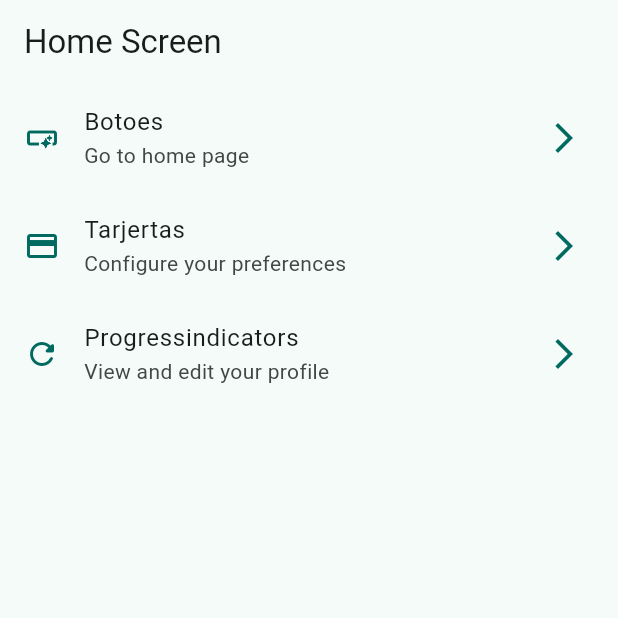
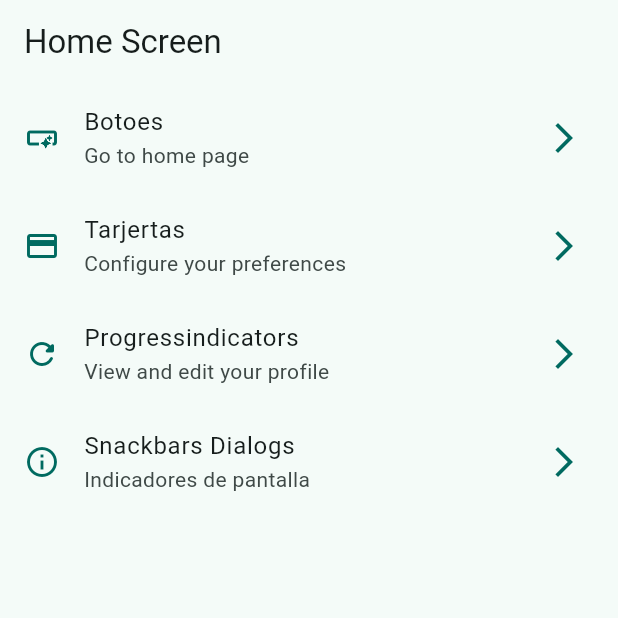
Before and after one commit to JosueCas123/widgets_app, a Flutter app: the screen it shows after launch, on a phone screen of 412 x 824 dp, the top half of it. Run offline on Flutter 3.47's test engine with Material 3 defaults, Android fonts, the phone set to English and light mode, and no system bars; our stand-ins replace go_router.

Commit message:
snackbars dialogs terminado

```diff
--- a/lib/config/menu/menu_items.dart
+++ b/lib/config/menu/menu_items.dart
@@ -41,4 +41,10 @@ const appMenuItems = <MenuItems>[
     icon: Icons.refresh_rounded,
     link: '/progress',
   ),
+  MenuItems(
+    title: 'Snackbars Dialogs',
+    subtitle: 'Indicadores de pantalla',
+    icon: Icons.info_outline,
+    link: '/snackbars',
+  ),
 ];
--- a/lib/config/router/app_router.dart
+++ b/lib/config/router/app_router.dart
@@ -25,6 +25,12 @@ final router = GoRouter(
       path: '/progress',
       name: ProgressScreen.name,
       builder: (context, state) => ProgressScreen(),
+    ),
+    GoRoute(
+      path: '/snackbars',
+      name: SnackbarScreen.name,
+      builder: (context, state) => SnackbarScreen(),
     )
+
   ],
 );
```
Also changed, not shown: lib/presentation/screens/snackbar/snackbar_screen.dart (+67 -2 lines).
